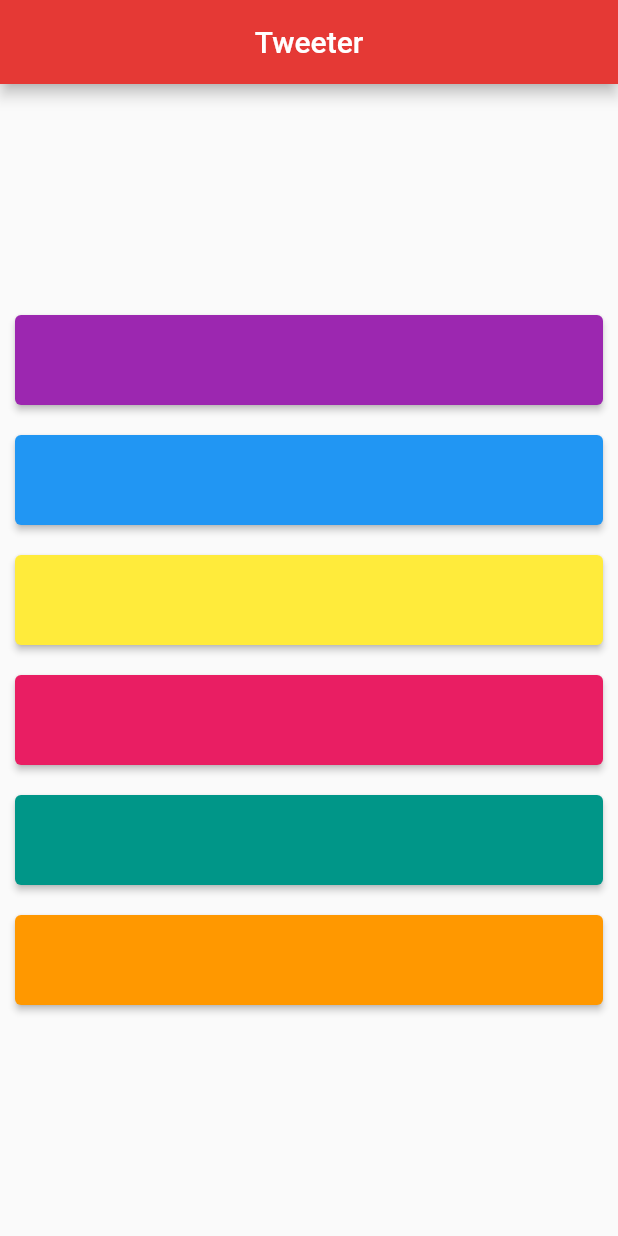
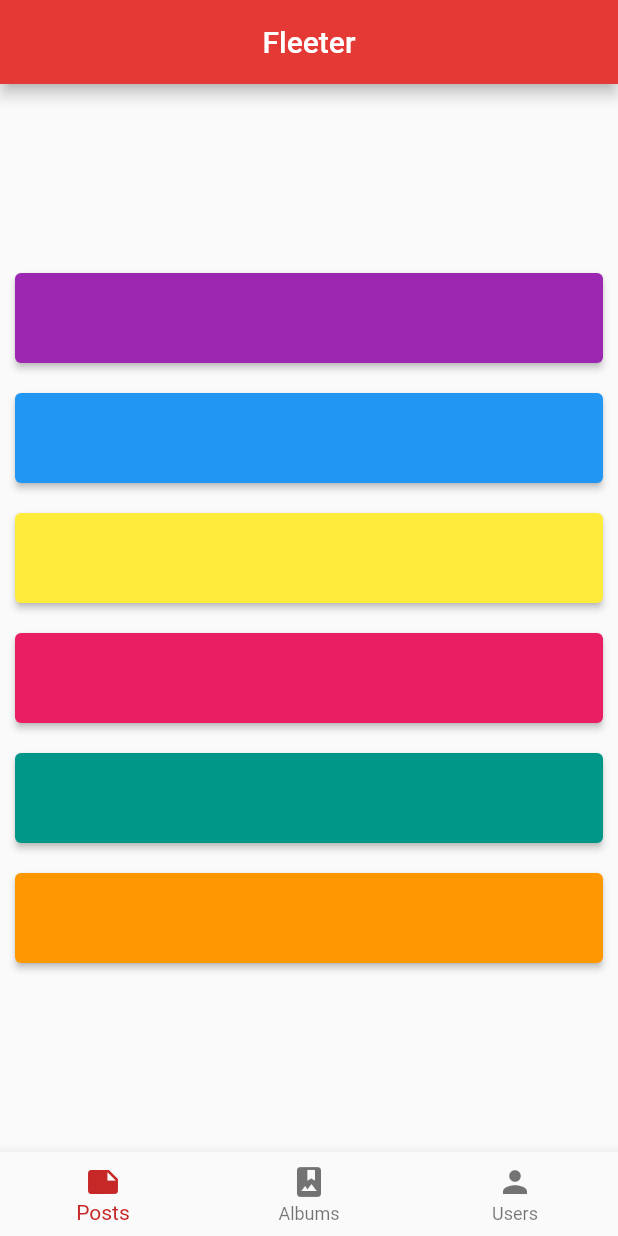
Before and after one commit to KuyaKoya/flutter_exercise, a Flutter app: the screen it shows after launch, on a phone screen of 412 x 824 dp. Run offline on Flutter 3.47's test engine with Material 2 defaults, Android fonts, the phone set to English and light mode, and no system bars.

Commit message:
add bottom navigation bar and additional screens

```diff
--- a/lib/main.dart
+++ b/lib/main.dart
@@ -1,7 +1,6 @@
 import 'package:flutter/material.dart';
-import 'package:flutter_exercise/posts/screens/home.dart';
-import 'posts/screens/home.dart';
-
+import 'package:flutter_exercise/posts/screens/main_screen.dart';
+import 'posts/screens/main_screen.dart';
 
 void main() {
   runApp(const MaterialApp(
@@ -11,15 +10,16 @@ void main() {
 
 class Home extends StatelessWidget {
   const Home({Key? key}) : super(key: key);
+
   @override
   Widget build(BuildContext context) {
     return Scaffold(
       appBar: AppBar(
-        title: const Text('Tweeter'),
+        title: const Text('Fleeter'),
         centerTitle: true,
         backgroundColor: Colors.red[600],
       ),
-      body: const HomePage(),
+      body: const MainScreen(),
     );
   }
 }
--- /dev/null
+++ b/lib/posts/screens/main_screen.dart
@@ -0,0 +1,62 @@
+import 'package:flutter/material.dart';
+import 'package:flutter_exercise/posts/screens/user_screen.dart';
+
+import 'album_screen.dart';
+import 'post_screen.dart';
+
+class MainScreen extends StatefulWidget {
+  const MainScreen({Key? key}) : super(key: key);
+  @override
+  State<MainScreen> createState() => _MainScreenState();
+}
+
+class _MainScreenState extends State<MainScreen> {
+  int _selectedIndex = 0;
+  static const TextStyle optionStyle =
+      TextStyle(fontSize: 30, fontWeight: FontWeight.bold);
+  static const List<Widget> _widgetOptions = <Widget>[
+    Scaffold(
+      body: PostScreen(),
+    ),
+    Scaffold(
+      body: AlbumScreen(),
+    ),
+    Scaffold(
+      body: UserScreen(),
+    ),
+  ];
+
+  void _onItemTapped(int index) {
+    setState(() {
+      _selectedIndex = index;
+    });
+  }
+
+  @override
+  Widget build(BuildContext context) {
+    return Scaffold(
+      body: Center(
+        child: _widgetOptions.elementAt(_selectedIndex),
+      ),
+      bottomNavigationBar: BottomNavigationBar(
+        items: const <BottomNavigationBarItem>[
+          BottomNavigationBarItem(
+            icon: Icon(Icons.note),
+            label: 'Posts',
+          ),
+          BottomNavigationBarItem(
+            icon: Icon(Icons.photo_album),
+            label: 'Albums',
+          ),
+          BottomNavigationBarItem(
+            icon: Icon(Icons.person),
+            label: 'Users',
+          ),
+        ],
+        currentIndex: _selectedIndex,
+        selectedItemColor: Colors.red[800],
+        onTap: _onItemTapped,
+      ),
+    );
+  }
+}
--- /dev/null
+++ b/lib/posts/screens/post_screen.dart
@@ -0,0 +1,54 @@
+import 'package:flutter/material.dart';
+
+class PostScreen extends StatefulWidget {
+  const PostScreen({Key? key}) : super(key: key);
+  @override
+  State<PostScreen> createState() => _PostScreenState();
+}
+
+class _PostScreenState extends State<PostScreen> {
+  final Map<String, Color> colors = {
+    'purple': Colors.purple,
+    'blue': Colors.blue,
+    'yellow': Colors.yellow,
+    'pink': Colors.pink,
+    'teal': Colors.teal,
+    'orange': Colors.orange
+  };
+
+  Color? selectedColor;
+  void _setColor(String colorName, Color color) {
+    setState(() {
+      selectedColor = color;
+    });
+  }
+
+  @override
+  Widget build(BuildContext context) {
+    return Scaffold(
+      body: Container(
+        color: selectedColor,
+        child: Center(
+          child: Column(
+            crossAxisAlignment: CrossAxisAlignment.stretch,
+            mainAxisAlignment: MainAxisAlignment.center,
+            children: [
+              for (var entry in colors.entries)
+                Container(
+                  margin: const EdgeInsets.all(10),
+                  child: ElevatedButton(
+                    style: ElevatedButton.styleFrom(
+                      primary: entry.value,
+                      minimumSize: const Size(300, 60),
+                    ),
+                    child: const Text(''),
+                    onPressed: () => _setColor(entry.key, entry.value),
+                  ),
+                )
+            ],
+          ),
+        ),
+      ),
+    );
+  }
+}
--- a/lib/posts/screens/home.dart
+++ b/lib/posts/screens/user_screen.dart
@@ -1,21 +1,12 @@
 import 'package:flutter/material.dart';
 
-class HomePage extends StatefulWidget {
-  const HomePage({Key? key}) : super(key: key);
-  // This widget is the home page of your application. It is stateful, meaning
-  // that it has a State object (defined below) that contains fields that affect
-  // how it looks.
-
-  // This class is the configuration for the state. It holds the values (in this
-  // case the title) provided by the parent (in this case the App widget) and
-  // used by the build method of the State. Fields in a Widget subclass are
-  // always marked "final".
-
+class UserScreen extends StatefulWidget {
+  const UserScreen({Key? key}) : super(key: key);
   @override
-  State<HomePage> createState() => _MyHomePageState();
+  State<UserScreen> createState() => _UserScreenState();
 }
 
-class _MyHomePageState extends State<HomePage> {
+class _UserScreenState extends State<UserScreen> {
   final Map<String, Color> colors = {
     'purple': Colors.purple,
     'blue': Colors.blue,
```
Also changed, not shown: lib/posts/screens/album_screen.dart (added, +54 -0 lines).
